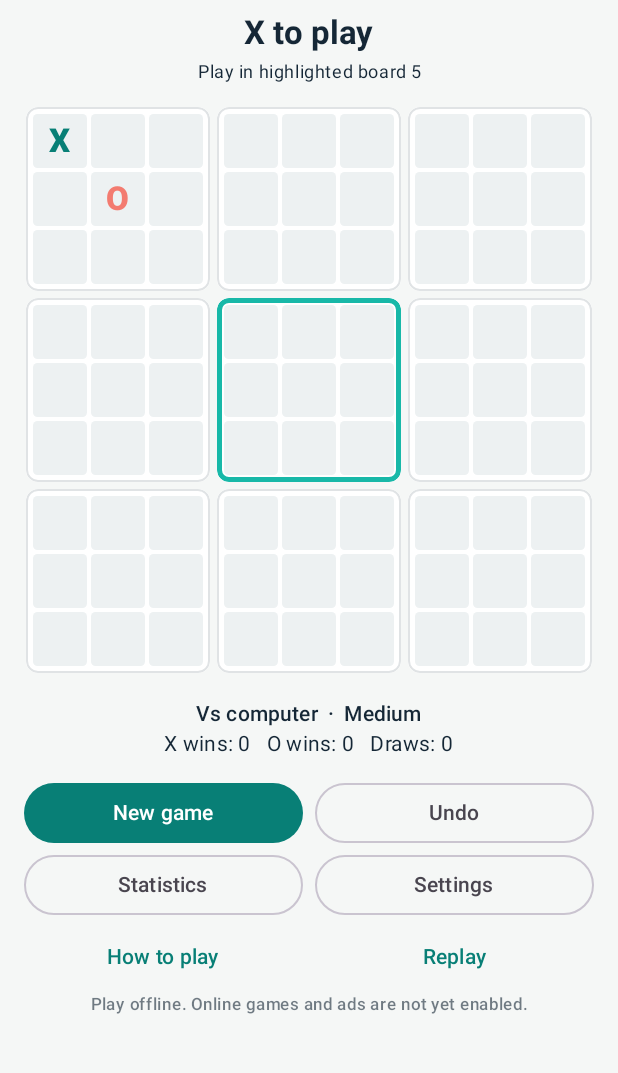
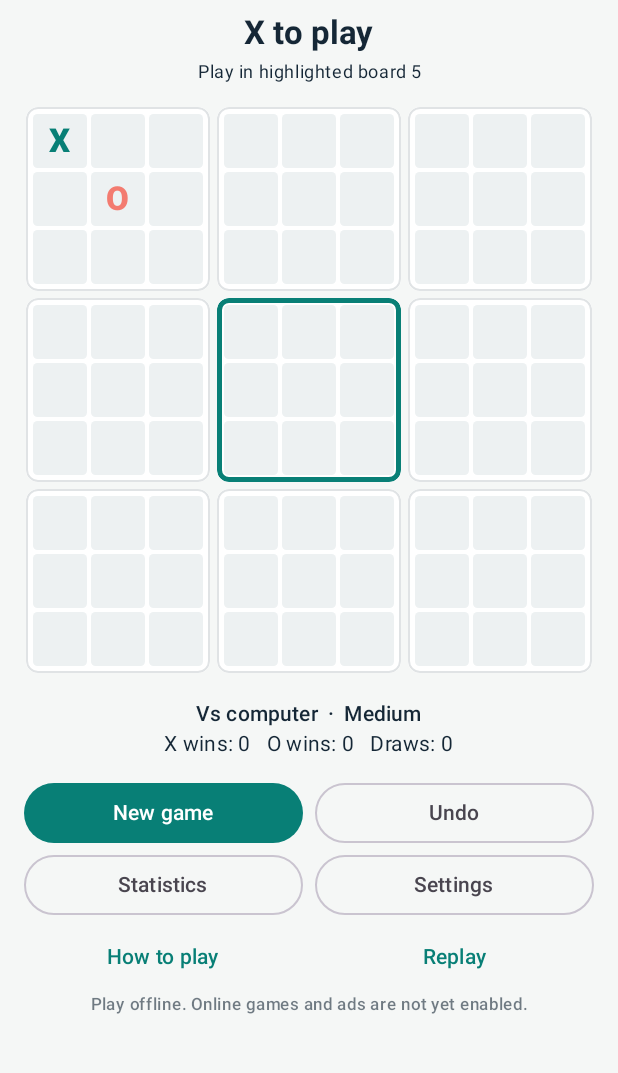
Before and after one commit to killjoy00/Ultttt, an Android app built with Jetpack Compose: the screen it shows after launch (MainActivity), after a tap on an icon or button, on a phone screen of 412 x 824 dp, the part 123-1196 px from its top. Run offline under Robolectric (Android 15) with nearby library versions, the phone set to English and light mode, and no system bars; 2 other taps on this screen came first.

Commit message:
Match Android forced-board outline to active player's color

```diff
--- a/android/app/src/main/java/com/killjoy00/ultttt/MainActivity.kt
+++ b/android/app/src/main/java/com/killjoy00/ultttt/MainActivity.kt
@@ -323,7 +323,7 @@ private fun UltimateApp(store: LocalSessionStore) {
             val titles = listOf("Nine boards. One big win.", "Your move chooses their board.", "Win three boards in a row.")
             val explanations = listOf(
                 "Ultimate Tic/Tac/Toe is nine small games in one. Tap any open square to place your X.",
-                "The square you choose sends the other player to the matching mini-board. That board has a teal outline.",
+                "The square you choose sends the other player to the matching mini-board. That board has an outline in the next player's color.",
                 "Win a mini-board with three in a row. Win three mini-boards in a row to take the whole game. If your destination is already finished, you may play in any unfinished board."
             )
             AlertDialog(
@@ -393,7 +393,9 @@ private fun MiniBoard(
         Outcome.DRAW -> if (isDark) Color(0xFF344257) else Color(0xFFE2E7EA)
         Outcome.ONGOING -> MaterialTheme.colorScheme.surface
     }
-    val stroke = if (forced) Teal else MaterialTheme.colorScheme.onSurface.copy(alpha = 0.13f)
+    val turnColor = if (game.currentPlayer == Mark.X) MaterialTheme.colorScheme.primary
+        else MaterialTheme.colorScheme.secondary
+    val stroke = if (forced) turnColor else MaterialTheme.colorScheme.onSurface.copy(alpha = 0.13f)
     val strokeWidth = if (forced) 3.dp else if (status == Outcome.ONGOING) 1.dp else 0.dp
     val shape = RoundedCornerShape(8.dp)
     Box(
```
